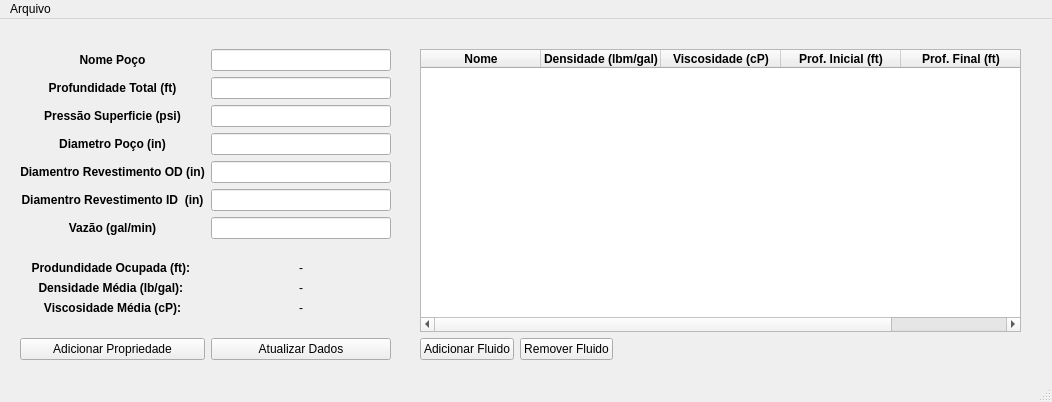
Above: src-v2/CSimuladorPoco.ui from ldsc/ProjetoEngenharia-SoftwareEducacionalParaAnaliseESolucaoDeProblemasEmEngenhariaDePoco before the change. Below: the same form after it.
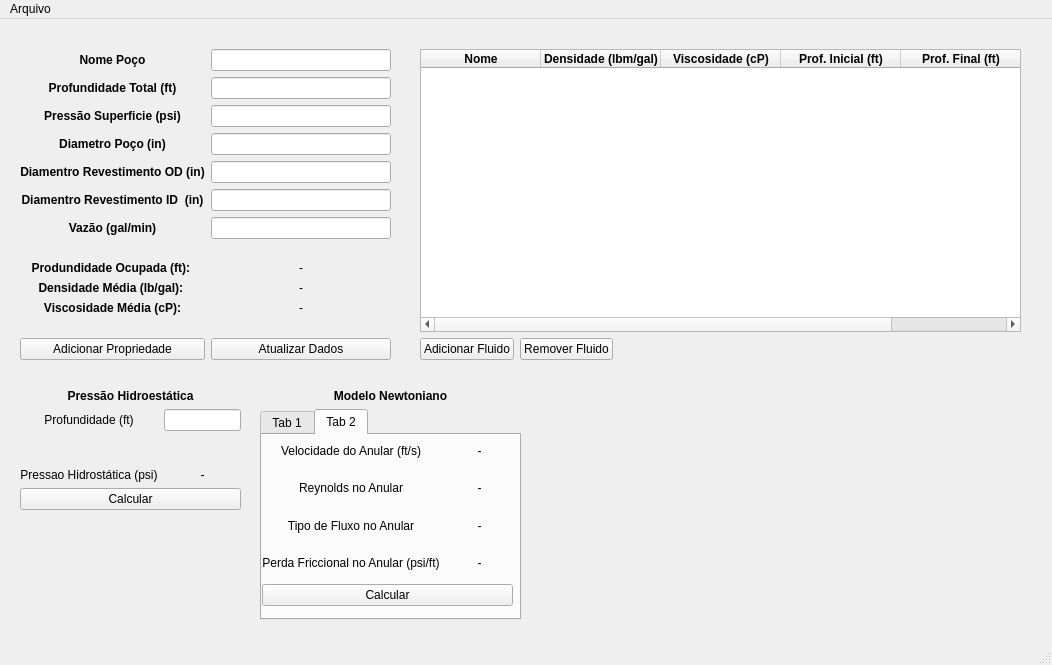
That is the form after the change.

Commit message: adicionado a pressao hidroestatica na interface grafica

```diff
--- a/src-v2/CSimuladorPoco.ui
+++ b/src-v2/CSimuladorPoco.ui
@@ -7,7 +7,7 @@
     <x>0</x>
     <y>0</y>
     <width>1052</width>
-    <height>402</height>
+    <height>665</height>
    </rect>
   </property>
   <property name="windowTitle">
@@ -363,6 +363,332 @@
      </item>
     </layout>
    </widget>
+   <widget class="QWidget" name="gridLayoutWidget_9">
+    <property name="geometry">
+     <rect>
+      <x>260</x>
+      <y>370</y>
+      <width>261</width>
+      <height>231</height>
+     </rect>
+    </property>
+    <layout class="QGridLayout" name="gridLayout_9">
+     <item row="0" column="0">
+      <widget class="QLabel" name="lbnTituloNomePoco_2">
+       <property name="font">
+        <font>
+         <bold>true</bold>
+        </font>
+       </property>
+       <property name="text">
+        <string>Modelo Newtoniano</string>
+       </property>
+       <property name="alignment">
+        <set>Qt::AlignmentFlag::AlignCenter</set>
+       </property>
+      </widget>
+     </item>
+     <item row="1" column="0">
+      <widget class="QTabWidget" name="tabWidget">
+       <property name="currentIndex">
+        <number>1</number>
+       </property>
+       <widget class="QWidget" name="tab">
+        <attribute name="title">
+         <string>Tab 1</string>
+        </attribute>
+        <widget class="QWidget" name="gridLayoutWidget_3">
+         <property name="geometry">
+          <rect>
+           <x>0</x>
+           <y>0</y>
+           <width>251</width>
+           <height>171</height>
+          </rect>
+         </property>
+         <layout class="QGridLayout" name="gridLayout_3">
+          <item row="3" column="0">
+           <widget class="QLabel" name="lbnTituloPerdaFriccionalPocoNewtoniano">
+            <property name="text">
+             <string>Perda Friccional no Poço (psi/ft)</string>
+            </property>
+            <property name="alignment">
+             <set>Qt::AlignmentFlag::AlignCenter</set>
+            </property>
+           </widget>
+          </item>
+          <item row="2" column="1">
+           <widget class="QLabel" name="lbnTipoFluxoPocoNewtoniano">
+            <property name="text">
+             <string>-</string>
+            </property>
+            <property name="alignment">
+             <set>Qt::AlignmentFlag::AlignCenter</set>
+            </property>
+           </widget>
+          </item>
+          <item row="3" column="1">
+           <widget class="QLabel" name="lbnPerdaFriccionalPocoNewtoniano">
+            <property name="text">
+             <string>-</string>
+            </property>
+            <property name="alignment">
+             <set>Qt::AlignmentFlag::AlignCenter</set>
+            </property>
+           </widget>
+          </item>
+          <item row="1" column="0">
+           <widget class="QLabel" name="lbnTituloReynoldsPocoNewtoniano">
+            <property name="text">
+             <string>Reynolds no Poço</string>
+            </property>
+            <property name="alignment">
+             <set>Qt::AlignmentFlag::AlignCenter</set>
+            </property>
+           </widget>
+          </item>
+          <item row="4" column="0" colspan="2">
+           <widget class="QPushButton" name="btnCalcularModeloNewtonianoPoco">
+            <property name="text">
+             <string>Calcular</string>
+            </property>
+           </widget>
+          </item>
+          <item row="1" column="1">
+           <widget class="QLabel" name="lbnReynoldsPocoNewtoniano">
+            <property name="text">
+             <string>-</string>
+            </property>
+            <property name="alignment">
+             <set>Qt::AlignmentFlag::AlignCenter</set>
+            </property>
+           </widget>
+          </item>
+          <item row="0" column="0">
+           <widget class="QLabel" name="lbnTituloVelocidadePocoNewtoniano">
+            <property name="text">
+             <string>Velocidade do Poço (ft/s)</string>
+            </property>
+            <property name="alignment">
+             <set>Qt::AlignmentFlag::AlignCenter</set>
+            </property>
+           </widget>
+          </item>
+          <item row="2" column="0">
+           <widget class="QLabel" name="lbnTituloTipoFluxoPocoNewtoniano">
+            <property name="text">
+             <string>Tipo de Fluxo no Poço</string>
+            </property>
+            <property name="alignment">
+             <set>Qt::AlignmentFlag::AlignCenter</set>
+            </property>
+           </widget>
+          </item>
+          <item row="0" column="1">
+           <widget class="QLabel" name="lbnVelocidadePocoNewtoniano">
+            <property name="text">
+             <string>-</string>
+            </property>
+            <property name="alignment">
+             <set>Qt::AlignmentFlag::AlignCenter</set>
+            </property>
+           </widget>
+          </item>
+         </layout>
+        </widget>
+       </widget>
+       <widget class="QWidget" name="tab_2">
+        <attribute name="title">
+         <string>Tab 2</string>
+        </attribute>
+        <widget class="QWidget" name="gridLayoutWidget_4">
+         <property name="geometry">
+          <rect>
+           <x>0</x>
+           <y>0</y>
+           <width>251</width>
+           <height>171</height>
+          </rect>
+         </property>
+         <layout class="QGridLayout" name="gridLayout_4">
+          <item row="3" column="1">
+           <widget class="QLabel" name="lbnPerdaFriccionalAnularNewtoniano">
+            <property name="text">
+             <string>-</string>
+            </property>
+            <property name="alignment">
+             <set>Qt::AlignmentFlag::AlignCenter</set>
+            </property>
+           </widget>
+          </item>
+          <item row="1" column="0">
+           <widget class="QLabel" name="lbnTituloReynoldsAnularNewtoniano">
+            <property name="text">
+             <string>Reynolds no Anular</string>
+            </property>
+            <property name="alignment">
+             <set>Qt::AlignmentFlag::AlignCenter</set>
+            </property>
+           </widget>
+          </item>
+          <item row="4" column="0" colspan="2">
+           <widget class="QPushButton" name="btnCalcularModeloNewtonianoAnular">
+            <property name="text">
+             <string>Calcular</string>
+            </property>
+           </widget>
+          </item>
+          <item row="3" column="0">
+           <widget class="QLabel" name="lbnTituloPerdaFriccionalAnularNewtoniano">
+            <property name="text">
+             <string>Perda Friccional no Anular (psi/ft)</string>
+            </property>
+            <property name="alignment">
+             <set>Qt::AlignmentFlag::AlignCenter</set>
+            </property>
+           </widget>
+          </item>
+          <item row="2" column="0">
+           <widget class="QLabel" name="lbnTituloTipoFluxoAnularNewtoniano">
+            <property name="text">
+             <string>Tipo de Fluxo no Anular</string>
+            </property>
+            <property name="alignment">
+             <set>Qt::AlignmentFlag::AlignCenter</set>
+            </property>
+           </widget>
+          </item>
+          <item row="0" column="0">
+           <widget class="QLabel" name="lbnTituloVelocidadeAnularNewtoniano">
+            <property name="text">
+             <string>Velocidade do Anular (ft/s)</string>
+            </property>
+            <property name="alignment">
+             <set>Qt::AlignmentFlag::AlignCenter</set>
+            </property>
+           </widget>
+          </item>
+          <item row="1" column="1">
+           <widget class="QLabel" name="lbnReynoldsAnularNewtoniano">
+            <property name="text">
+             <string>-</string>
+            </property>
+            <property name="alignment">
+             <set>Qt::AlignmentFlag::AlignCenter</set>
+            </property>
+           </widget>
+          </item>
+          <item row="0" column="1">
+           <widget class="QLabel" name="lbnVelocidadeAnularNewtoniano">
+            <property name="text">
+             <string>-</string>
+            </property>
+            <property name="alignment">
+             <set>Qt::AlignmentFlag::AlignCenter</set>
+            </property>
+           </widget>
+          </item>
+          <item row="2" column="1">
+           <widget class="QLabel" name="lbnTipoFluxoAnularNewtoniano">
+            <property name="text">
+             <string>-</string>
+            </property>
+            <property name="alignment">
+             <set>Qt::AlignmentFlag::AlignCenter</set>
+            </property>
+           </widget>
+          </item>
+         </layout>
+        </widget>
+       </widget>
+      </widget>
+     </item>
+    </layout>
+   </widget>
+   <widget class="QWidget" name="gridLayoutWidget_14">
+    <property name="geometry">
+     <rect>
+      <x>20</x>
+      <y>370</y>
+      <width>221</width>
+      <height>121</height>
+     </rect>
+    </property>
+    <layout class="QGridLayout" name="gridLayout_14">
+     <item row="4" column="0" colspan="2">
+      <widget class="QPushButton" name="btnCalcularPressaoHidroestatica">
+       <property name="text">
+        <string>Calcular</string>
+       </property>
+      </widget>
+     </item>
+     <item row="1" column="0">
+      <widget class="QLabel" name="lbnTituloProfundidadePressaoHidroestatica">
+       <property name="text">
+        <string>Profundidade (ft)</string>
+       </property>
+       <property name="alignment">
+        <set>Qt::AlignmentFlag::AlignCenter</set>
+       </property>
+      </widget>
+     </item>
+     <item row="0" column="0" colspan="2">
+      <widget class="QLabel" name="lbnTituloNomePoco_5">
+       <property name="font">
+        <font>
+         <bold>true</bold>
+        </font>
+       </property>
+       <property name="text">
+        <string>Pressão Hidroestática</string>
+       </property>
+       <property name="alignment">
+        <set>Qt::AlignmentFlag::AlignCenter</set>
+       </property>
+      </widget>
+     </item>
+     <item row="3" column="1">
+      <widget class="QLabel" name="lbnPressaoHidroestatica">
+       <property name="text">
+        <string>-</string>
+       </property>
+       <property name="alignment">
+        <set>Qt::AlignmentFlag::AlignCenter</set>
+       </property>
+      </widget>
+     </item>
+     <item row="1" column="1">
+      <widget class="QLineEdit" name="editProfundidadePressaoHidroestatica">
+       <property name="text">
+        <string/>
+       </property>
+      </widget>
+     </item>
+     <item row="2" column="0" colspan="2">
+      <spacer name="verticalSpacer_3">
+       <property name="orientation">
+        <enum>Qt::Orientation::Vertical</enum>
+       </property>
+       <property name="sizeHint" stdset="0">
+        <size>
+         <width>20</width>
+         <height>40</height>
+        </size>
+       </property>
+      </spacer>
+     </item>
+     <item row="3" column="0">
+      <widget class="QLabel" name="lbnTituloPressaoHidroestatica">
+       <property name="text">
+        <string>Pressao Hidrostática (psi)</string>
+       </property>
+       <property name="alignment">
+        <set>Qt::AlignmentFlag::AlignCenter</set>
+       </property>
+      </widget>
+     </item>
+    </layout>
+   </widget>
   </widget>
   <widget class="QMenuBar" name="menubar">
    <property name="geometry">
```
The commit also changes 3 other files.
